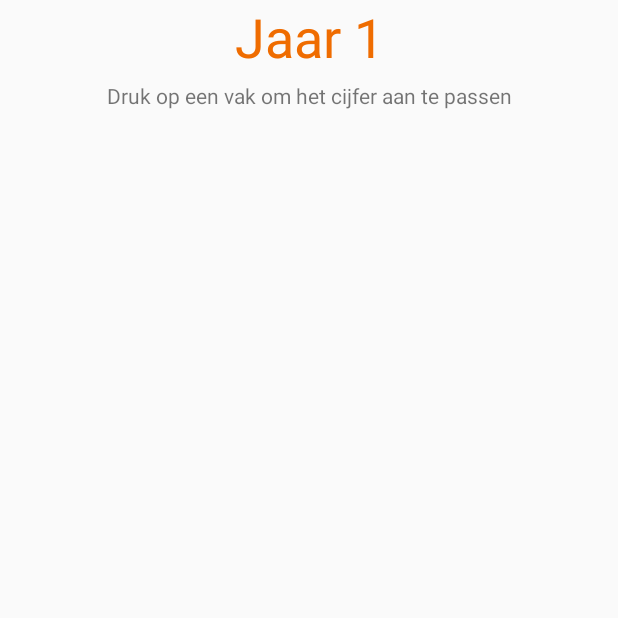
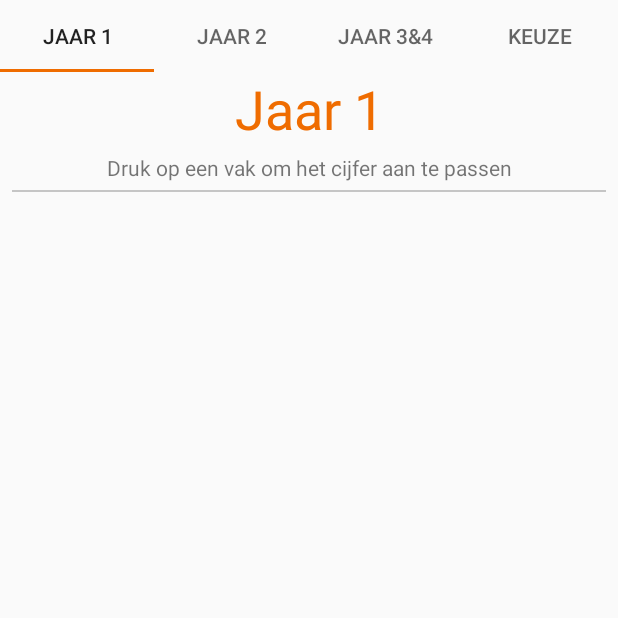
Before and after one commit to martijnd/Studiecheck, an Android app: the VakkenlijstSlideActivity screen opened directly, with no data from a screen before it, on a phone screen of 412 x 824 dp, the top half of it. Run offline under Robolectric (Android 15) with nearby library versions, the phone set to English and light mode, and no system bars.

Commit message:
Tabs toegevoegd en uiterlijk aangepast, cardview toegevoegd

```diff
--- a/app/src/main/java/nl/martijndorsman/studiecheck/MainActivity.java
+++ b/app/src/main/java/nl/martijndorsman/studiecheck/MainActivity.java
@@ -32,7 +32,7 @@ import static nl.martijndorsman.studiecheck.database.DatabaseInfo.CourseTables.J
 import static nl.martijndorsman.studiecheck.database.DatabaseInfo.CourseTables.Keuze;
 
 public class MainActivity extends Activity {
-    boolean vakkenGekozen = false;
+    boolean vakkenGekozen = false; // TODO VERANDEREN
     private SwipeRefreshLayout swipeContainer;
     ProgressDialog pd;
     boolean check = false;
@@ -201,11 +201,10 @@ public class MainActivity extends Activity {
         if(!doesDatabaseExist(getApplicationContext())) {
 
             new JsonTask().execute(url);
-            swipeContainer.setRefreshing(false);
         }
         else {
             Toast.makeText(MainActivity.this, "Vakkenlijst is al opgehaald", Toast.LENGTH_SHORT).show();
-            swipeContainer.setRefreshing(false);
         }
+        swipeContainer.setRefreshing(false);
     }
 }
--- a/app/src/main/java/nl/martijndorsman/studiecheck/VakkenlijstSlideActivity.java
+++ b/app/src/main/java/nl/martijndorsman/studiecheck/VakkenlijstSlideActivity.java
@@ -2,6 +2,7 @@ package nl.martijndorsman.studiecheck;
 
 import android.os.Bundle;
 import android.support.annotation.Nullable;
+import android.support.design.widget.TabLayout;
 import android.support.v4.app.Fragment;
 import android.support.v4.app.FragmentActivity;
 import android.support.v4.app.FragmentManager;
@@ -30,6 +31,8 @@ public class VakkenlijstSlideActivity extends FragmentActivity {
         viewPager = (ViewPager) findViewById(R.id.pager);
         pagerAdapter = new ScreenSlidePagerAdapter(getSupportFragmentManager());
         viewPager.setAdapter(pagerAdapter);
+        TabLayout tabLayout = (TabLayout) findViewById(R.id.tab_layout);
+        tabLayout.setupWithViewPager(viewPager);
     }
 
     @Override
@@ -56,6 +59,22 @@ public class VakkenlijstSlideActivity extends FragmentActivity {
         }
 
         @Override
+        public CharSequence getPageTitle(int position){
+            switch(position){
+                case 0:
+                    return getString(R.string.jaar1);
+                case 1:
+                    return getString(R.string.jaar2);
+                case 2:
+                    return getString(R.string.jaar3en4tl);
+                case 3:
+                    return getString(R.string.keuzetl);
+                default:
+                    return null;
+            }
+        }
+
+        @Override
         public int getCount() {
             return NUM_PAGES;
         }
--- a/app/src/main/java/nl/martijndorsman/studiecheck/models/Vakkenlijst.java
+++ b/app/src/main/java/nl/martijndorsman/studiecheck/models/Vakkenlijst.java
@@ -51,19 +51,14 @@ public class Vakkenlijst {
         mLayoutManager = new LinearLayoutManager(context);
         rv.setLayoutManager(new LinearLayoutManager(context));
         rv.setItemAnimator(new DefaultItemAnimator());
-        DividerItemDecoration dividerItemDecoration = new DividerItemDecoration(rv.getContext(),
-                mLayoutManager.getOrientation());
-        rv.addItemDecoration(dividerItemDecoration);
         ects = new ECTS(context);
         ects.getECTS(tabel);
         retrieve(tabel, context);
         adapter = new ViewAdapter(tabel, context, courses);
         rv.setAdapter(adapter);
-        Log.d(String.valueOf(courses.size()), "Test");
         }
 
     public void retrieve(String tabel, Context context) {
-        DatabaseHelper helper;
         DatabaseAdapter dbAdapter;
         courses = new ArrayList<>();
         dbAdapter = new DatabaseAdapter(context);
--- a/app/src/main/res/layout/activity_screen_slide.xml
+++ b/app/src/main/res/layout/activity_screen_slide.xml
@@ -3,4 +3,10 @@
     xmlns:android="http://schemas.android.com/apk/res/android"
     android:id="@+id/pager"
     android:layout_width="match_parent"
-    android:layout_height="match_parent" />
+    android:layout_height="match_parent" >
+    <android.support.design.widget.TabLayout
+        android:layout_width="match_parent"
+        android:layout_height="wrap_content"
+        android:id="@+id/tab_layout"
+        android:layout_gravity="top" />
+</android.support.v4.view.ViewPager>
--- a/app/src/main/res/layout/fragment_screen_slide_page.xml
+++ b/app/src/main/res/layout/fragment_screen_slide_page.xml
@@ -21,11 +21,20 @@
     android:layout_below="@+id/tvVoortgang"
     android:gravity="center"
     android:layout_marginBottom="5dp"/>
+    <View
+        android:layout_width="match_parent"
+        android:layout_height="1dp"
+        android:id="@+id/horizontal_line"
+        android:background="@color/horizontal_line"
+        android:layout_marginLeft="8dp"
+        android:layout_marginRight="8dp"
+        android:layout_below="@id/tvVlActivityInstructions"
+        />
 
     <ScrollView xmlns:android="http://schemas.android.com/apk/res/android"
         android:layout_width="match_parent"
         android:layout_height="match_parent"
-        android:layout_below="@id/tvVlActivityInstructions">
+        android:layout_below="@id/horizontal_line">
 
         <android.support.v7.widget.RecyclerView
             android:id="@+id/mRecycler"
--- a/app/src/main/res/values/colors.xml
+++ b/app/src/main/res/values/colors.xml
@@ -7,5 +7,7 @@
     <color name="subtext">#bebebe</color>
     <color name="behaald">#4caf50</color>
     <color name="nietbehaald">#e53935</color>
-    <color name="defaultgray">#8a8a8a</color>
+    <color name="defaultgray">#9e9e9e</color>
+    <color name="rvBackground">#fafafa</color>
+    <color name="horizontal_line">#c5c5c5</color>
 </resources>
--- a/app/src/main/res/values/strings.xml
+++ b/app/src/main/res/values/strings.xml
@@ -23,4 +23,7 @@
     <string name="jaar2">Jaar 2</string>
     <string name="jaar3en4">Jaar 3 en 4</string>
     <string name="keuze">Keuzevakken</string>
+    <string name="jaar3en4tl">Jaar 3&amp;4</string>
+    <string name="keuzetl">Keuze</string>
+
 </resources>
--- a/app/src/main/res/values/styles.xml
+++ b/app/src/main/res/values/styles.xml
@@ -1,5 +1,4 @@
 <resources>
-
     <!-- Base application theme. -->
     <style name="AppTheme" parent="Theme.AppCompat.Light.NoActionBar">
         <!-- Customize your theme here. -->
@@ -12,5 +11,4 @@
         <item name="android:windowIsTranslucent">true</item>
         <item name="android:windowCloseOnTouchOutside">true</item>
     </style>
-
 </resources>
```
Also changed, not shown: app/src/main/java/nl/martijndorsman/studiecheck/VakkenlijstActivity.java (deleted, +0 -147 lines), app/src/main/java/nl/martijndorsman/studiecheck/ViewAdapter.java (+5 -57 lines), app/src/main/res/layout/activity_vakkenlijst.xml (deleted, +0 -37 lines), app/src/main/res/layout/recyclerviewitem.xml (+23 -17 lines).
